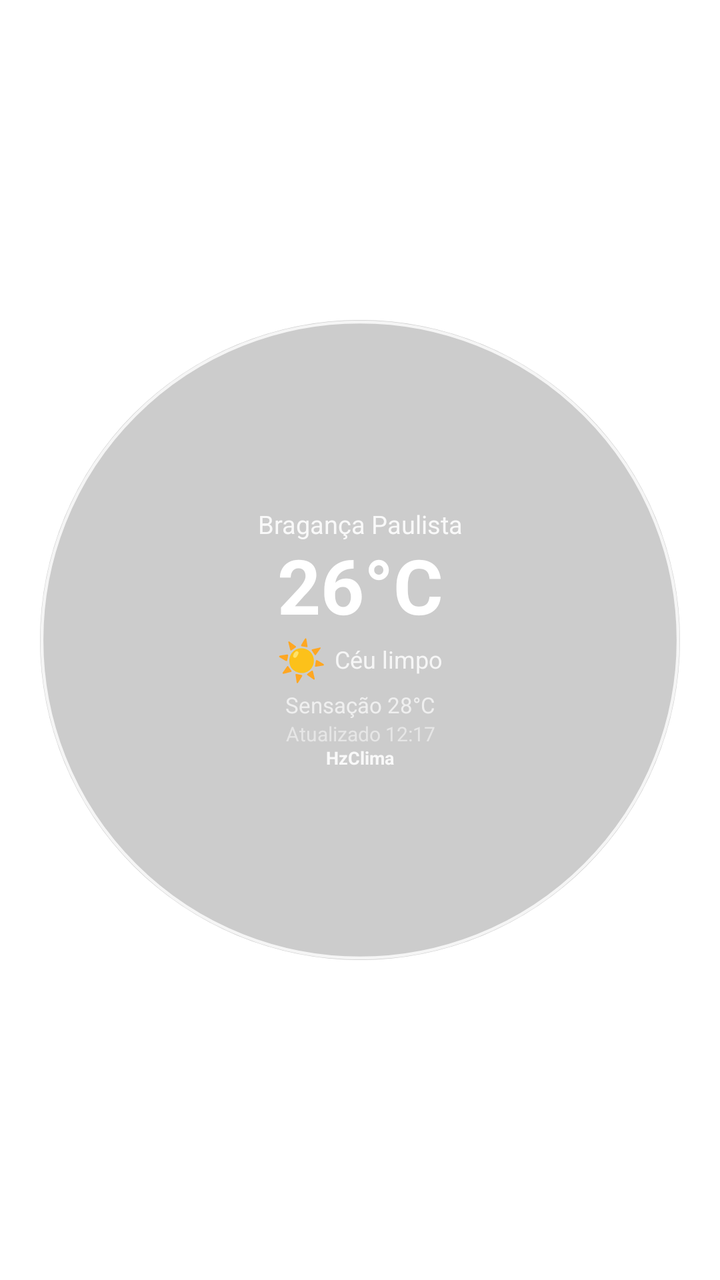
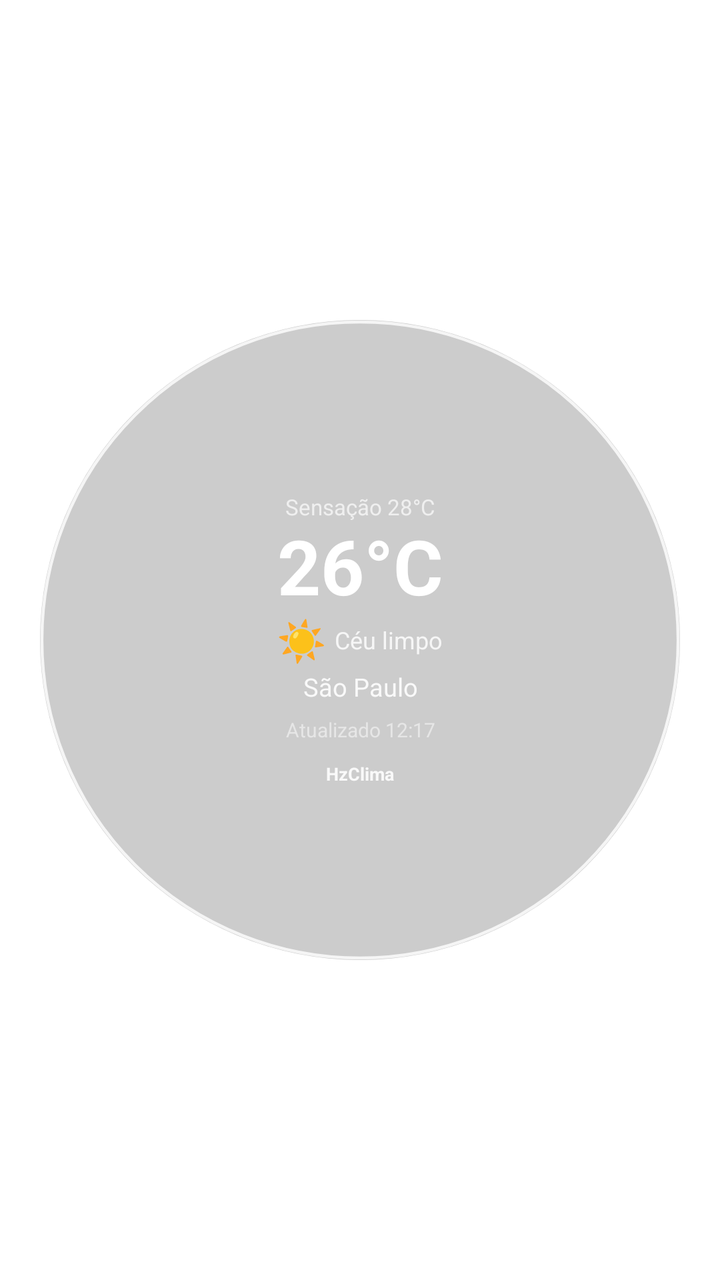

Compare the two renders of this Android layout. The source of the first and the diff that turns it into the second are given below.
<!-- AndroidManifest.xml: fallback theme Theme.MaterialComponents.DayNight.NoActionBar -->
<!-- res/layout/weather_home_widget.xml -->
<?xml version="1.0" encoding="utf-8"?>
<FrameLayout xmlns:android="http://schemas.android.com/apk/res/android"
    android:id="@+id/widget_root"
    android:layout_width="match_parent"
    android:layout_height="match_parent"
    android:padding="0dp">

    
    <ImageView
        android:id="@+id/widget_circle"
        android:layout_width="match_parent"
        android:layout_height="match_parent"
        android:src="@drawable/widget_circle"
        android:scaleType="centerInside"
        android:contentDescription="@null" />

    
    <LinearLayout
        android:layout_width="match_parent"
        android:layout_height="match_parent"
        android:orientation="vertical"
        android:gravity="center"
        android:paddingStart="6dp"
        android:paddingEnd="6dp"
        android:paddingTop="7dp"
        android:paddingBottom="7dp">

        
        <TextView
            android:id="@+id/widget_city"
            android:layout_width="match_parent"
            android:layout_height="wrap_content"
            android:text="Bragança Paulista"
            android:textColor="#E0FFFFFF"
            android:textSize="12.5sp"
            android:maxLines="1"
            android:ellipsize="end"
            android:gravity="center"
            android:includeFontPadding="false" />

        
        <TextView
            android:id="@+id/widget_temperature"
            android:layout_width="match_parent"
            android:layout_height="wrap_content"
            android:layout_marginTop="2dp"
            android:text="26°C"
            android:textColor="#FFFFFFFF"
            android:textSize="38sp"
            android:textStyle="bold"
            android:includeFontPadding="false"
            android:gravity="center" />

        
        <LinearLayout
            android:layout_width="match_parent"
            android:layout_height="wrap_content"
            android:orientation="horizontal"
            android:gravity="center"
            android:layout_marginTop="2dp">

            <TextView
                android:id="@+id/widget_weather_icon"
                android:layout_width="wrap_content"
                android:layout_height="wrap_content"
                android:text="☀"
                android:textColor="#FFFFFFFF"
                android:textSize="20sp"
                android:includeFontPadding="false"
                android:layout_marginEnd="4dp" />

            <TextView
                android:id="@+id/widget_description"
                android:layout_width="wrap_content"
                android:layout_height="wrap_content"
                android:text="Céu limpo"
                android:textColor="#D0FFFFFF"
                android:textSize="12sp"
                android:maxLines="1"
                android:ellipsize="end"
                android:gravity="center"
                android:includeFontPadding="false" />

        </LinearLayout>

        
        <TextView
            android:id="@+id/widget_feels"
            android:layout_width="match_parent"
            android:layout_height="wrap_content"
            android:layout_marginTop="4dp"
            android:text="Sensação 28°C"
            android:textColor="#B0FFFFFF"
            android:textSize="11sp"
            android:gravity="center"
            android:includeFontPadding="false" />

        
        <TextView
            android:id="@+id/widget_updated"
            android:layout_width="match_parent"
            android:layout_height="wrap_content"
            android:layout_marginTop="2dp"
            android:text="Atualizado 12:17"
            android:textColor="#80FFFFFF"
            android:textSize="10sp"
            android:gravity="center"
            android:includeFontPadding="false" />

        
        <TextView
            android:id="@+id/widget_brand"
            android:layout_width="match_parent"
            android:layout_height="wrap_content"
            android:layout_marginTop="1dp"
            android:text="HzClima"
            android:textColor="#E0FFFFFF"
            android:textSize="9sp"
            android:textStyle="bold"
            android:gravity="center"
            android:includeFontPadding="false" />

    </LinearLayout>

</FrameLayout>
<!-- resources referenced by this layout -->
<resources>
  <!-- drawable widget_circle (drawable) -->
  <?xml version="1.0" encoding="utf-8"?>
  <vector xmlns:android="http://schemas.android.com/apk/res/android"
      android:width="320dp"
      android:height="320dp"
      android:viewportWidth="320"
      android:viewportHeight="320">
  
      
      <path
          android:fillColor="#33000000"
          android:pathData="
              M160,0
              A160,160 0,1 0,160,320
              A160,160 0,1 0,160,0" />
  
      
      <path
          android:fillColor="@android:color/transparent"
          android:strokeColor="#CCFFFFFF"
          android:strokeWidth="1.5"
          android:pathData="
              M160,1
              A159,159 0,1 0,160,319
              A159,159 0,1 0,160,1" />
  
  </vector>
</resources>

<!-- the commit's change to res/layout/weather_home_widget.xml (unified diff, before → after) -->
@@ -26,99 +26,99 @@
         android:paddingBottom="7dp">
 
         
+            
+    <TextView
+        android:id="@+id/widget_feels"
+        android:layout_width="match_parent"
+        android:layout_height="wrap_content"
+        android:text="Sensação 28°C"
+        android:textColor="#B0FFFFFF"
+        android:textSize="11sp"
+        android:gravity="center"
+        android:includeFontPadding="false" />
+
+    
+    <TextView
+        android:id="@+id/widget_temperature"
+        android:layout_width="match_parent"
+        android:layout_height="wrap_content"
+        android:layout_marginTop="2dp"
+        android:text="26°C"
+        android:textColor="#FFFFFFFF"
+        android:textSize="38sp"
+        android:textStyle="bold"
+        android:includeFontPadding="false"
+        android:gravity="center" />
+
+    
+    <LinearLayout
+        android:layout_width="match_parent"
+        android:layout_height="wrap_content"
+        android:orientation="horizontal"
+        android:gravity="center"
+        android:layout_marginTop="2dp">
+
         <TextView
-            android:id="@+id/widget_city"
-            android:layout_width="match_parent"
+            android:id="@+id/widget_weather_icon"
+            android:layout_width="wrap_content"
             android:layout_height="wrap_content"
-            android:text="Bragança Paulista"
-            android:textColor="#E0FFFFFF"
-            android:textSize="12.5sp"
+            android:text="☀"
+            android:textColor="#FFFFFFFF"
+            android:textSize="20sp"
+            android:includeFontPadding="false"
+            android:layout_marginEnd="4dp" />
+
+        <TextView
+            android:id="@+id/widget_description"
+            android:layout_width="wrap_content"
+            android:layout_height="wrap_content"
+            android:text="Céu limpo"
+            android:textColor="#D0FFFFFF"
+            android:textSize="12sp"
             android:maxLines="1"
             android:ellipsize="end"
             android:gravity="center"
             android:includeFontPadding="false" />
+    </LinearLayout>
 
-        
-        <TextView
-            android:id="@+id/widget_temperature"
-            android:layout_width="match_parent"
-            android:layout_height="wrap_content"
-            android:layout_marginTop="2dp"
-            android:text="26°C"
-            android:textColor="#FFFFFFFF"
-            android:textSize="38sp"
-            android:textStyle="bold"
-            android:includeFontPadding="false"
-            android:gravity="center" />
+    
+    <TextView
+        android:id="@+id/widget_city"
+        android:layout_width="match_parent"
+        android:layout_height="wrap_content"
+        android:layout_marginTop="4dp"
+        android:text="São Paulo"
+        android:textColor="#E0FFFFFF"
+        android:textSize="12.5sp"
+        android:maxLines="1"
+        android:ellipsize="end"
+        android:gravity="center"
+        android:includeFontPadding="false" />
 
-        
-        <LinearLayout
-            android:layout_width="match_parent"
-            android:layout_height="wrap_content"
-            android:orientation="horizontal"
-            android:gravity="center"
-            android:layout_marginTop="2dp">
+    
+    <TextView
+        android:id="@+id/widget_updated"
+        android:layout_width="match_parent"
+        android:layout_height="wrap_content"
+        android:layout_marginTop="8dp"
+        android:text="Atualizado 12:17"
+        android:textColor="#80FFFFFF"
+        android:textSize="10sp"
+        android:gravity="center"
+        android:includeFontPadding="false" />
 
-            <TextView
-                android:id="@+id/widget_weather_icon"
-                android:layout_width="wrap_content"
-                android:layout_height="wrap_content"
-                android:text="☀"
-                android:textColor="#FFFFFFFF"
-                android:textSize="20sp"
-                android:includeFontPadding="false"
-                android:layout_marginEnd="4dp" />
-
-            <TextView
-                android:id="@+id/widget_description"
-                android:layout_width="wrap_content"
-                android:layout_height="wrap_content"
-                android:text="Céu limpo"
-                android:textColor="#D0FFFFFF"
-                android:textSize="12sp"
-                android:maxLines="1"
-                android:ellipsize="end"
-                android:gravity="center"
-                android:includeFontPadding="false" />
-
-        </LinearLayout>
-
-        
-        <TextView
-            android:id="@+id/widget_feels"
-            android:layout_width="match_parent"
-            android:layout_height="wrap_content"
-            android:layout_marginTop="4dp"
-            android:text="Sensação 28°C"
-            android:textColor="#B0FFFFFF"
-            android:textSize="11sp"
-            android:gravity="center"
-            android:includeFontPadding="false" />
-
-        
-        <TextView
-            android:id="@+id/widget_updated"
-            android:layout_width="match_parent"
-            android:layout_height="wrap_content"
-            android:layout_marginTop="2dp"
-            android:text="Atualizado 12:17"
-            android:textColor="#80FFFFFF"
-            android:textSize="10sp"
-            android:gravity="center"
-            android:includeFontPadding="false" />
-
-        
-        <TextView
-            android:id="@+id/widget_brand"
-            android:layout_width="match_parent"
-            android:layout_height="wrap_content"
-            android:layout_marginTop="1dp"
-            android:text="HzClima"
-            android:textColor="#E0FFFFFF"
-            android:textSize="9sp"
-            android:textStyle="bold"
-            android:gravity="center"
-            android:includeFontPadding="false" />
+    
+    <TextView
+        android:id="@+id/widget_brand"
+        android:layout_width="match_parent"
+        android:layout_height="wrap_content"
+        android:layout_marginTop="11dp"
+        android:text="HzClima"
+        android:textColor="#E0FFFFFF"
+        android:textSize="9sp"
+        android:textStyle="bold"
+        android:gravity="center"
+        android:includeFontPadding="false" />
 
     </LinearLayout>
 
